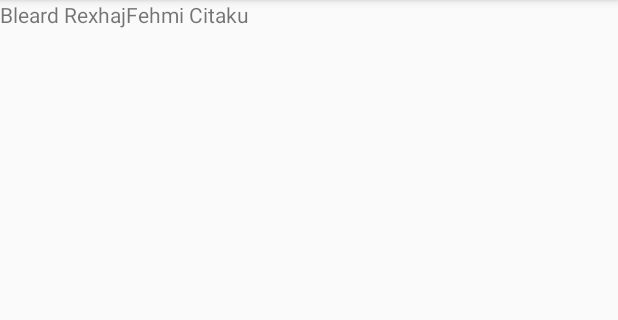
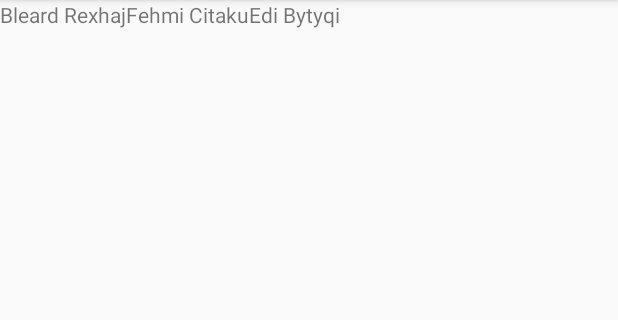
Before and after one commit to bleardrexhaj/MobiShopFinder, an Android app: the screen it shows after launch (MainActivity), on a phone screen of 412 x 824 dp, the part 84-404 px from its top. Run offline under Robolectric (Android 15) with nearby library versions, the light colour scheme and no system bars.

Commit message:
Third commit

```diff
--- a/app/src/main/res/layout/activity_main.xml
+++ b/app/src/main/res/layout/activity_main.xml
@@ -20,4 +20,12 @@
 
 
 
+    <TextView
+        android:layout_width="wrap_content"
+        android:layout_height="wrap_content"
+        android:text="Edi Bytyqi" />
+
+
+
+
 </LinearLayout>
```
